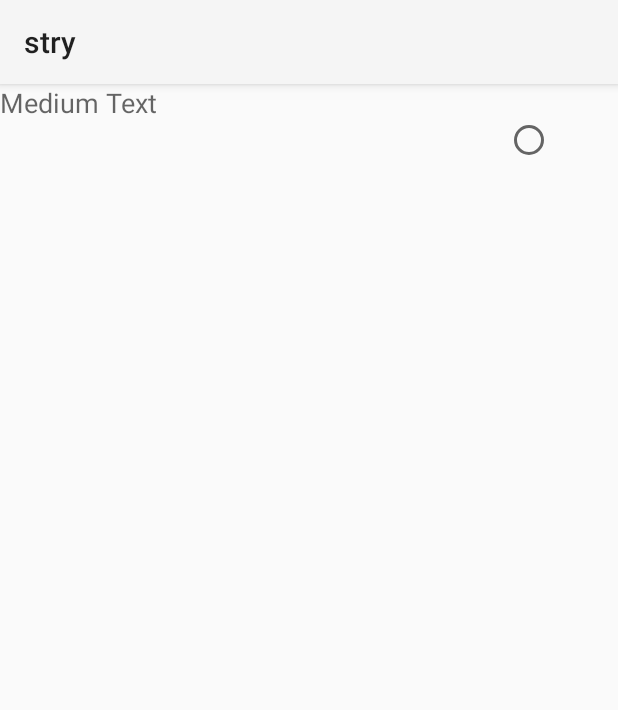
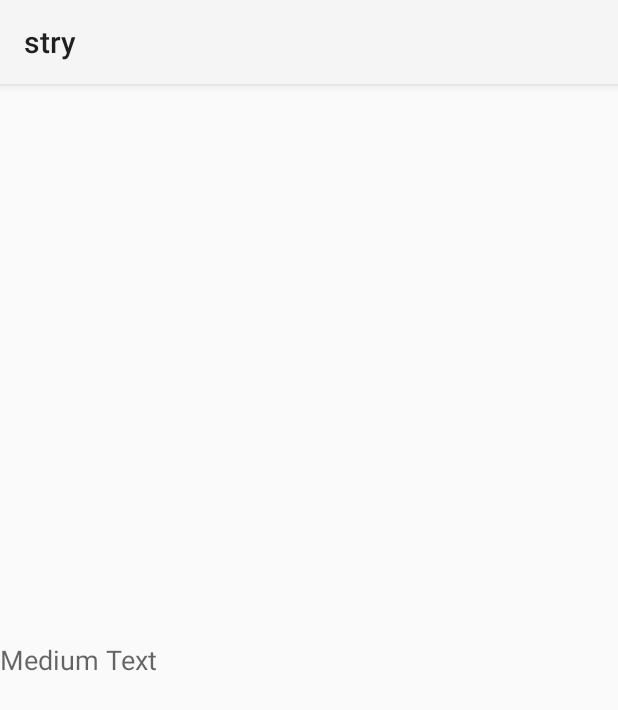
Before and after one commit to zycs-hub/Phone, an Android app: the layout main_page_list_value.xml on its own in the app's theme, with its tools: preview values and no code run, on a phone screen of 412 x 824 dp. Shown: the top 710 px of the screen. Run offline under Robolectric (Android 15) with nearby library versions, the phone set to English and light mode, and no system bars.

Commit message:
实现选书界面

```diff
--- a/stry/app/src/main/res/layout/activity_log_for_t.xml
+++ b/stry/app/src/main/res/layout/activity_log_for_t.xml
@@ -14,6 +14,7 @@
         android:id="@+id/t1"/>
     <EditText
         android:id="@+id/name"
+        android:text="201347028"
         android:layout_height="wrap_content"
         android:layout_width="fill_parent"
         android:hint="教务处账号"
@@ -25,6 +26,7 @@
     <EditText
         android:layout_width="fill_parent"
         android:layout_height="wrap_content"
+        android:text="255016"
         android:layout_below="@id/name"
         android:id="@+id/password"
         android:password="true"
--- a/stry/app/src/main/res/layout/main_page_1.xml
+++ b/stry/app/src/main/res/layout/main_page_1.xml
@@ -4,7 +4,10 @@
     android:layout_height="match_parent">
     <ListView
         android:id="@+id/page_list"
+        android:choiceMode="multipleChoice"
         android:layout_width="match_parent"
-        android:layout_height="wrap_content">
+        android:layout_height="match_parent"
+        android:divider="#f000"
+        android:dividerHeight="2px">
     </ListView>
 </LinearLayout>
--- a/stry/app/src/main/res/layout/main_page_list_value.xml
+++ b/stry/app/src/main/res/layout/main_page_list_value.xml
@@ -6,16 +6,9 @@
     android:layout_gravity="right">
     <TextView
         android:id="@+id/main_page_1_class"
-        android:layout_width="wrap_content"
-        android:layout_height="wrap_content"
+        android:layout_width="fill_parent"
+        android:layout_height="match_parent"
         android:text="Medium Text"
         android:gravity="center_vertical"
         android:textAppearance="?android:attr/textAppearanceMedium"/>
-    <RadioButton
-        android:id="@+id/main_choose"
-        android:layout_width="75dp"
-        android:layout_height="75dp"
-        android:gravity="center_vertical"
-        android:layout_alignParentRight="true"
-        android:layout_marginRight="0dp"/>
 </RelativeLayout>
```
Also changed, not shown: stry/app/src/main/java/com/example/zy/stry/SelectFromT.java (+63 -5 lines), stry/app/src/main/java/com/example/zy/stry/entity/UserEntity.java (+17 -0 lines), stry/app/src/main/java/com/example/zy/stry/util/MyAdapter.java (+18 -3 lines), stry/app/src/main/java/com/example/zy/stry/util/MySellAdapter.java (+5 -2 lines), stry/app/src/main/java/com/example/zy/stry/util/My_DB.java (+5 -2 lines).
